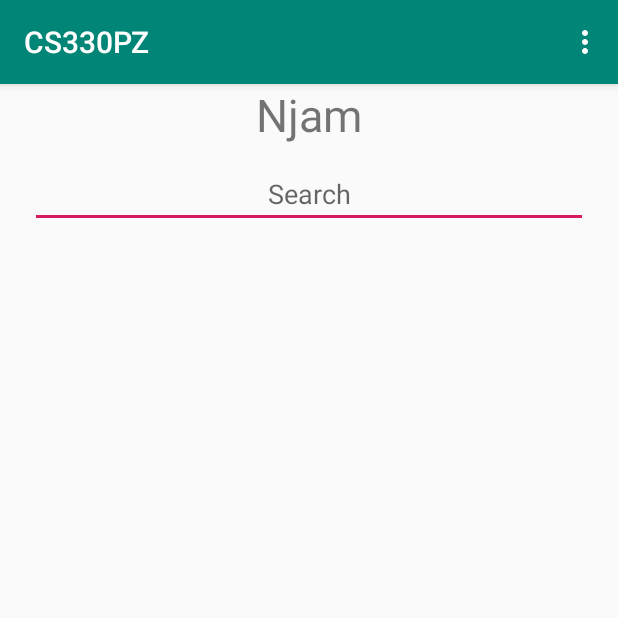
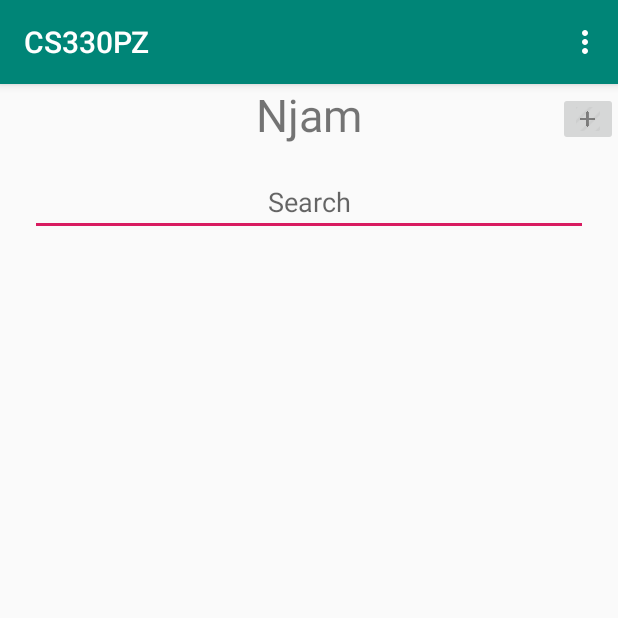
Before and after one commit to FilipVujic/CS330-PZ, an Android app: the HomeActivity screen opened directly, with no data from a screen before it, on a phone screen of 412 x 824 dp, the top half of it. Run offline under Robolectric (Android 15) with nearby library versions, the phone set to English and light mode, and no system bars; pictures from the network do not load.

Commit message:
Radi dodavanje recepta

```diff
--- a/app/src/main/AndroidManifest.xml
+++ b/app/src/main/AndroidManifest.xml
@@ -23,6 +23,7 @@
         <activity android:name=".com.metropolitan.cs330pz.gui.HomeActivity"/>
         <activity android:name=".com.metropolitan.cs330pz.gui.RecipeActivity"/>
         <activity android:name=".com.metropolitan.cs330pz.gui.ProfileActivity"/>
+        <activity android:name=".com.metropolitan.cs330pz.gui.CreateRecipeActivity"/>
 
 
     </application>
--- a/app/src/main/java/com/metropolitan/cs330pz/com/metropolitan/cs330pz/gui/RecipeActivity.java
+++ b/app/src/main/java/com/metropolitan/cs330pz/com/metropolitan/cs330pz/gui/RecipeActivity.java
@@ -45,6 +45,9 @@ public class RecipeActivity extends AppCompatActivity {
         TextView title = viewRecipe.findViewById(R.id.recipe_layout_title);
         title.setText(recipe.getRecipeTitle());
 
+        TextView username = viewRecipe.findViewById(R.id.recipe_layout_username);
+        username.setText("by " + recipe.getUsername());
+
         TextView synopsis = viewRecipe.findViewById(R.id.recipe_layout_synopsis);
         synopsis.setText(recipe.getSynopsis());
 
--- a/app/src/main/java/com/metropolitan/cs330pz/util/JsonPlaceholderAPI.java
+++ b/app/src/main/java/com/metropolitan/cs330pz/util/JsonPlaceholderAPI.java
@@ -20,8 +20,11 @@ public interface JsonPlaceholderAPI {
     @POST("entity.user/")
     Call<User> createUser(@Body User user);
 
-    @GET("entity.recipe")
+    @GET("entity.recipe/")
     Call<List<Recipe>> getRecipes();
+
+    @POST("entity.recipe/")
+    Call<Recipe> createRecipe(@Body Recipe recipe);
 
 
 }
--- a/app/src/main/res/layout/activity_home.xml
+++ b/app/src/main/res/layout/activity_home.xml
@@ -5,17 +5,49 @@
     android:layout_width="match_parent"
     android:layout_height="match_parent">
 
-    <TextView
-        android:id="@+id/home_title"
+    <FrameLayout
         android:layout_width="match_parent"
         android:layout_height="wrap_content"
-        android:text="Njam"
-        android:layout_marginBottom="10dp"
-        android:textAlignment="center"
+        android:id="@+id/home_header"
+        android:orientation="horizontal"
         android:gravity="center"
-        android:textSize="30dp"
+        android:paddingTop="5dp"
+        >
 
-        />
+        <TextView
+            android:id="@+id/home_title"
+            android:layout_width="wrap_content"
+            android:layout_height="wrap_content"
+            android:text="Njam"
+            android:layout_marginBottom="10dp"
+            android:layout_gravity="center"
+            android:textAlignment="center"
+            android:textSize="30dp"
+            />
+
+        <ImageButton
+            android:layout_width="wrap_content"
+            android:layout_height="wrap_content"
+            android:layout_gravity="right"
+            android:adjustViewBounds="true"
+            android:maxWidth="40dp"
+            android:maxHeight="40dp"
+            android:scaleType="centerInside"
+            android:src="@drawable/plus_icon"
+            android:onClick="goToCreateRecipe"
+            />
+
+    </FrameLayout>
+
+
+
+    <LinearLayout
+        android:layout_width="match_parent"
+        android:layout_height="wrap_content"
+        android:orientation="horizontal"
+        android:layout_below="@id/home_header"
+        android:id="@+id/home_search_linLayout"
+        >
 
     <EditText
         android:layout_width="match_parent"
@@ -27,7 +59,10 @@
         android:textAlignment="center"
         android:gravity="center"
         android:id="@+id/home_search"
-        android:layout_below="@id/home_title"/>
+        />
+
+
+    </LinearLayout>
 
     <TextView
         android:layout_width="match_parent"
@@ -40,7 +75,7 @@
         android:padding="5dp"
         android:layout_height="wrap_content"
         android:id="@+id/listViewID"
-        android:layout_below="@+id/home_search"
+        android:layout_below="@+id/home_search_linLayout"
         tools:listitem="@layout/recipe_list_item_layout"
         />
 
```
Also changed, not shown: app/src/main/java/com/metropolitan/cs330pz/com/metropolitan/cs330pz/gui/CreateRecipeActivity.java (added, +97 -0 lines), app/src/main/java/com/metropolitan/cs330pz/com/metropolitan/cs330pz/gui/HomeActivity.java (+7 -0 lines), app/src/main/java/com/metropolitan/cs330pz/entity/Recipe.java (+11 -0 lines), app/src/main/res/layout/activity_create_recipe.xml (added, +94 -0 lines), app/src/main/res/layout/recipe_layout.xml (+12 -3 lines), app/src/main/res/drawable/plus_icon.png (added), app/src/main/res/mipmap-mdpi/plus_icon_2.png (added).
